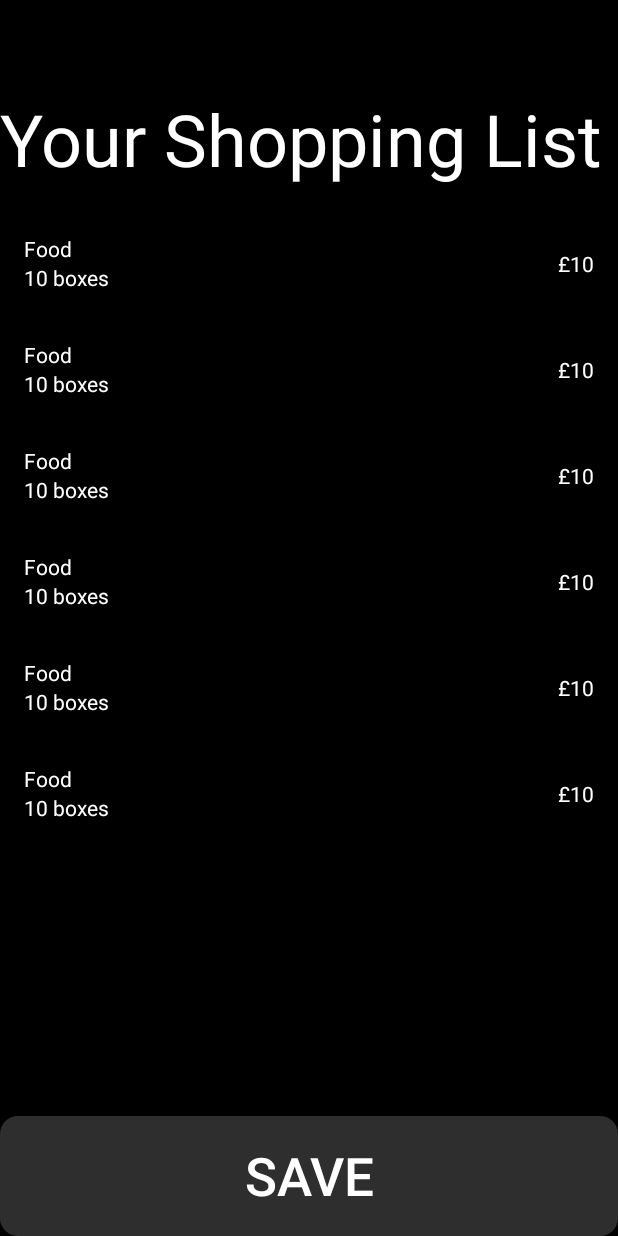
After one commit to SDP15/goodb0i, an Android app: the layout layout_shoppinglist.xml on its own in the app's theme, with its tools: preview values and no code run, on a phone screen of 412 x 824 dp. The commit adds this screen. Run offline under Robolectric (Android 15) with nearby library versions, the phone set to English and light mode, and no system bars.

Commit message:
Added layout_shoppinglist.xml

```diff
--- a/android/App/app/build.gradle
+++ b/android/App/app/build.gradle
@@ -70,6 +70,8 @@ dependencies {
     testImplementation 'junit:junit:4.12'
     androidTestImplementation 'androidx.test:runner:1.1.1'
     androidTestImplementation 'androidx.test.espresso:espresso-core:3.1.1'
+    implementation 'androidx.viewpager:viewpager:1.0.0'
+    implementation 'androidx.recyclerview:recyclerview:1.0.0'
 }
 
 apply plugin: 'com.google.gms.google-services'
--- a/android/App/app/src/main/java/com/sdp15/goodb0i/view/welcome/WelcomeViewModel.kt
+++ b/android/App/app/src/main/java/com/sdp15/goodb0i/view/welcome/WelcomeViewModel.kt
@@ -11,11 +11,11 @@ class WelcomeViewModel : BaseViewModel<WelcomeViewModel.WelcomeAction>(), Welcom
     }
 
     override fun prepareOrder() {
-        actions.postValue(WelcomeAction.Navigate(R.id.pin_fragment))
+        actions.postValue(WelcomeAction.Navigate(R.id.search_fragment))
     }
 
     override fun startShopping() {
-        actions.postValue(WelcomeAction.Navigate(R.id.search_fragment))
+        actions.postValue(WelcomeAction.Navigate(R.id.pin_fragment))
     }
 
     sealed class WelcomeAction {
--- /dev/null
+++ b/android/App/app/src/main/res/layout/layout_shoppinglist.xml
@@ -0,0 +1,33 @@
+<?xml version="1.0" encoding="utf-8"?>
+<LinearLayout xmlns:android="http://schemas.android.com/apk/res/android"
+              xmlns:app="http://schemas.android.com/apk/res-auto"
+              xmlns:tools="http://schemas.android.com/tools"
+              android:orientation="vertical"
+              android:layout_width="match_parent"
+              android:layout_height="match_parent">
+
+
+    <androidx.appcompat.widget.AppCompatTextView
+            android:text="@string/label_shopping_list"
+            android:layout_width="match_parent"
+            android:layout_height="wrap_content" android:id="@+id/title_lbl"
+            style="@style/TitleText" android:layout_marginTop="60dp"/>
+
+    <androidx.recyclerview.widget.RecyclerView
+            android:id="@+id/list_recycler"
+            android:layout_width="match_parent"
+            android:layout_height="0dp"
+            tools:listitem="@layout/list_item"
+            tools:itemCount="7" android:layout_weight="0.5" android:layout_marginTop="15dp"
+            android:layout_marginBottom="15dp">
+
+
+    </androidx.recyclerview.widget.RecyclerView>
+    <Button
+            android:text="@string/label_save"
+            android:layout_width="match_parent"
+            android:layout_height="wrap_content" android:id="@+id/Save_btn" android:textSize="35sp"
+            style="@style/Widget.AppCompat.Button.ButtonBar.AlertDialog" android:background="@drawable/main_buttons"/>
+
+
+</LinearLayout>
--- a/android/App/app/src/main/res/values/strings.xml
+++ b/android/App/app/src/main/res/values/strings.xml
@@ -27,4 +27,6 @@
     <string name="view_shopping_list">View Shopping List</string>
     <string name="action_repeat">Repeat</string>
     <string name="action_scan">Scan</string>
+    <string name="label_shopping_list">Your Shopping List</string>
+    <string name="label_save">Save</string>
 </resources>
```
